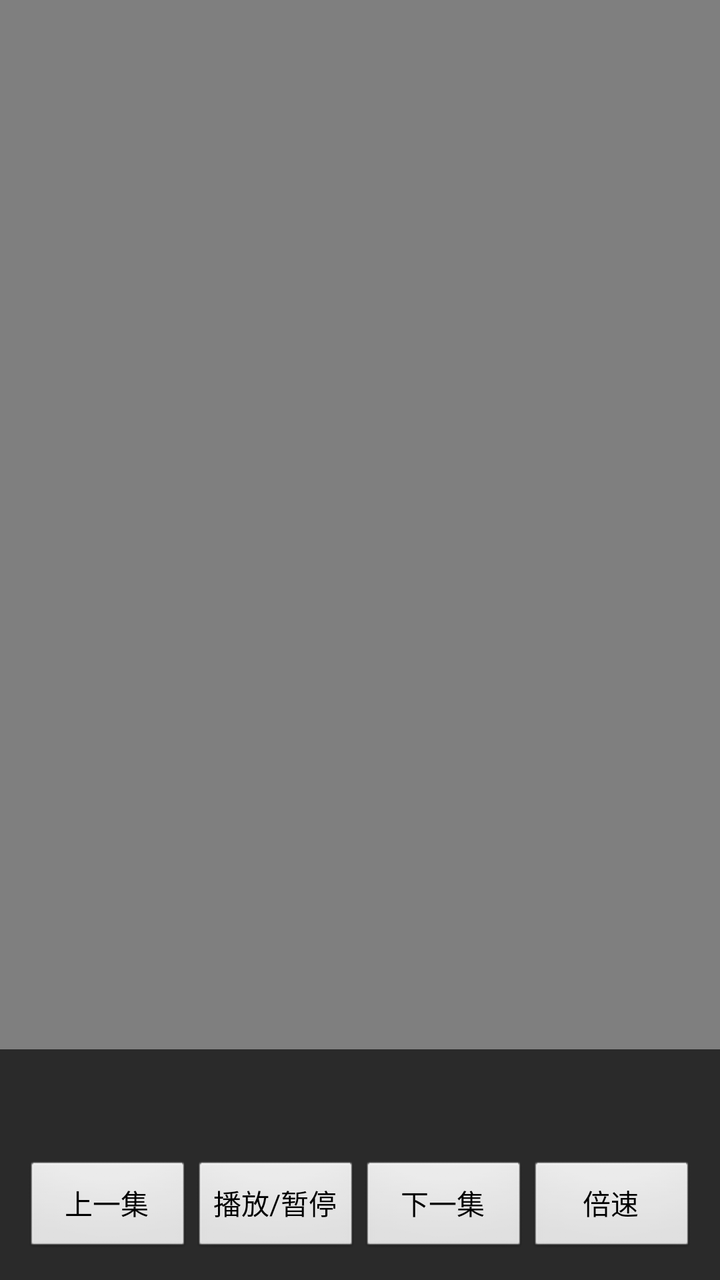
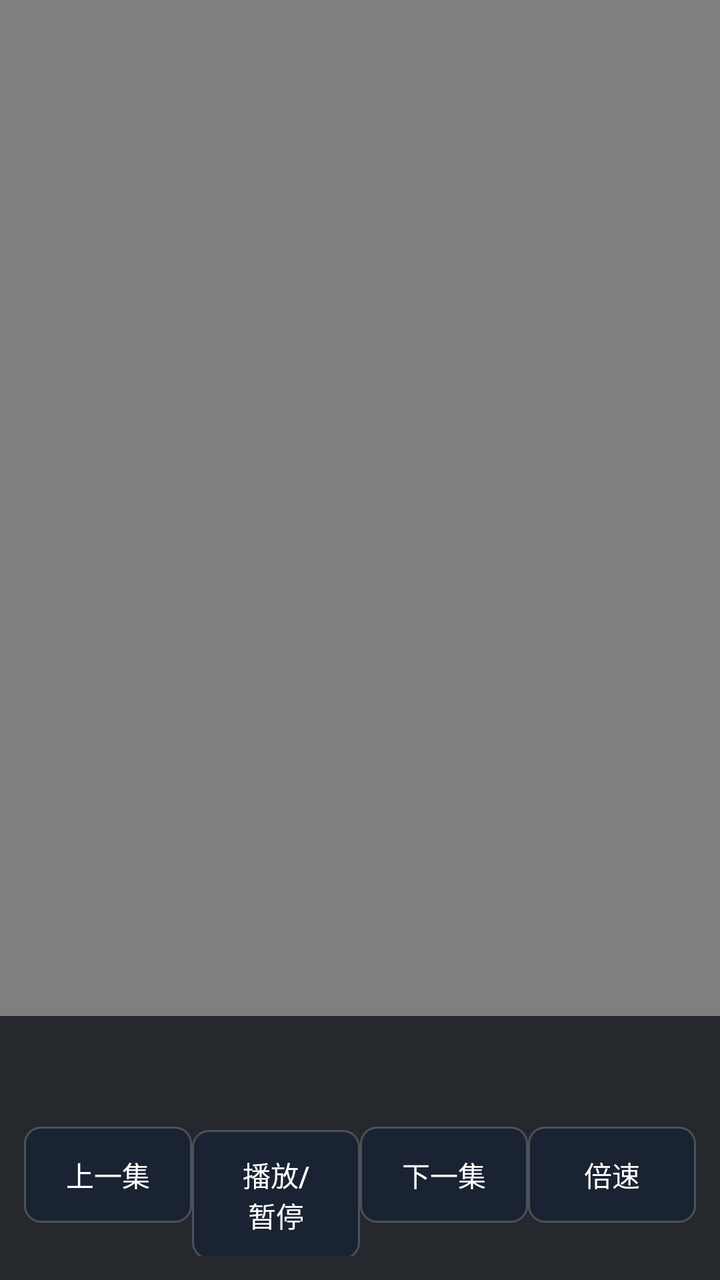

The first picture is an Android layout as it rendered before a commit; the second is the same layout after the commit. The layout source and the unified diff follow.
<!-- AndroidManifest.xml: application theme Theme.HongguoTv -->
<!-- res/layout/activity_player.xml -->
<?xml version="1.0" encoding="utf-8"?>
<FrameLayout xmlns:android="http://schemas.android.com/apk/res/android"
    android:layout_width="match_parent"
    android:layout_height="match_parent"
    android:background="#000000">
    <VideoView
        android:id="@+id/video"
        android:layout_width="match_parent"
        android:layout_height="match_parent"
        android:layout_gravity="center" />
    <LinearLayout
        android:id="@+id/overlay"
        android:orientation="vertical"
        android:layout_width="match_parent"
        android:layout_height="wrap_content"
        android:layout_gravity="bottom"
        android:background="#AA000000"
        android:padding="12dp">
        <TextView android:id="@+id/title" android:layout_width="match_parent"
            android:layout_height="wrap_content" android:textColor="#FFFFFF" android:textSize="18sp" />
        <TextView android:id="@+id/meta" android:layout_width="match_parent"
            android:layout_height="wrap_content" android:textColor="#CCFFFFFF" android:textSize="14sp" />
        <LinearLayout android:orientation="horizontal" android:layout_width="match_parent"
            android:layout_height="wrap_content">
            <Button android:id="@+id/btnPrev" android:layout_width="0dp" android:layout_weight="1"
                android:layout_height="wrap_content" android:text="上一集" />
            <Button android:id="@+id/btnPlayPause" android:layout_width="0dp" android:layout_weight="1"
                android:layout_height="wrap_content" android:text="播放/暂停" />
            <Button android:id="@+id/btnNext" android:layout_width="0dp" android:layout_weight="1"
                android:layout_height="wrap_content" android:text="下一集" />
            <Button android:id="@+id/btnSpeed" android:layout_width="0dp" android:layout_weight="1"
                android:layout_height="wrap_content" android:text="倍速" />
        </LinearLayout>
    </LinearLayout>
</FrameLayout>
<!-- resources referenced by this layout -->
<resources>
  <style name="Theme.HongguoTv" parent="@android:style/Theme.NoTitleBar.Fullscreen">
          <item name="android:windowBackground">#FF171B25</item>
      </style>
</resources>

<!-- the commit's change to res/layout/activity_player.xml (unified diff, before → after) -->
@@ -2,7 +2,7 @@
 <FrameLayout xmlns:android="http://schemas.android.com/apk/res/android"
     android:layout_width="match_parent"
     android:layout_height="match_parent"
-    android:background="#000000">
+    android:background="@android:color/black">
     <VideoView
         android:id="@+id/video"
         android:layout_width="match_parent"
@@ -14,12 +14,12 @@
         android:layout_width="match_parent"
         android:layout_height="wrap_content"
         android:layout_gravity="bottom"
-        android:background="#AA000000"
+        android:background="#CC0F1419"
         android:padding="12dp">
         <TextView android:id="@+id/title" android:layout_width="match_parent"
-            android:layout_height="wrap_content" android:textColor="#FFFFFF" android:textSize="18sp" />
+            android:layout_height="wrap_content" android:textColor="@color/tv_text" android:textSize="18sp" />
         <TextView android:id="@+id/meta" android:layout_width="match_parent"
-            android:layout_height="wrap_content" android:textColor="#CCFFFFFF" android:textSize="14sp" />
+            android:layout_height="wrap_content" android:textColor="@color/tv_text_dim" android:textSize="14sp" />
         <LinearLayout android:orientation="horizontal" android:layout_width="match_parent"
             android:layout_height="wrap_content">
             <Button android:id="@+id/btnPrev" android:layout_width="0dp" android:layout_weight="1"
<!-- resource entries referenced after the edit -->
@@ -1,7 +1,48 @@
 <!-- resources referenced by this layout -->
 <resources>
-  <style name="Theme.HongguoTv" parent="@android:style/Theme.NoTitleBar.Fullscreen">
-          <item name="android:windowBackground">#FF171B25</item>
+  <color name="tv_text">#FFFFFF</color>
+  <color name="tv_text_dim">#B0BEC5</color>
+  <style name="Theme.HongguoTv" parent="@android:style/Theme.Material.NoActionBar.Fullscreen">
+          <item name="android:windowBackground">@color/tv_bg</item>
+          <item name="android:colorPrimary">@color/tv_primary</item>
+          <item name="android:textColorPrimary">@color/tv_text</item>
+          <item name="android:textColorSecondary">@color/tv_text_dim</item>
+          <item name="android:buttonStyle">@style/Widget.HongguoTv.Button</item>
       </style>
+  <color name="tv_bg">#0F1419</color>
+  <color name="tv_primary">#E85D4C</color>
+  <style name="Widget.HongguoTv.Button" parent="@android:style/Widget.Material.Button">
+          <item name="android:background">@drawable/bg_tv_button</item>
+          <item name="android:textColor">@color/tv_text</item>
+          <item name="android:paddingLeft">20dp</item>
+          <item name="android:paddingRight">20dp</item>
+          <item name="android:paddingTop">12dp</item>
+          <item name="android:paddingBottom">12dp</item>
+          <item name="android:minHeight">48dp</item>
+      </style>
+  <!-- drawable bg_tv_button (drawable) -->
+  <?xml version="1.0" encoding="utf-8"?>
+  <selector xmlns:android="http://schemas.android.com/apk/res/android">
+      <item android:state_focused="true">
+          <shape android:shape="rectangle">
+              <solid android:color="@color/tv_primary"/>
+              <corners android:radius="8dp"/>
+          </shape>
+      </item>
+      <item android:state_pressed="true">
+          <shape android:shape="rectangle">
+              <solid android:color="@color/tv_primary"/>
+              <corners android:radius="8dp"/>
+          </shape>
+      </item>
+      <item>
+          <shape android:shape="rectangle">
+              <solid android:color="@color/tv_surface"/>
+              <corners android:radius="8dp"/>
+              <stroke android:width="1dp" android:color="#33FFFFFF"/>
+          </shape>
+      </item>
+  </selector>
+  <color name="tv_surface">#1A2332</color>
 </resources>
 
